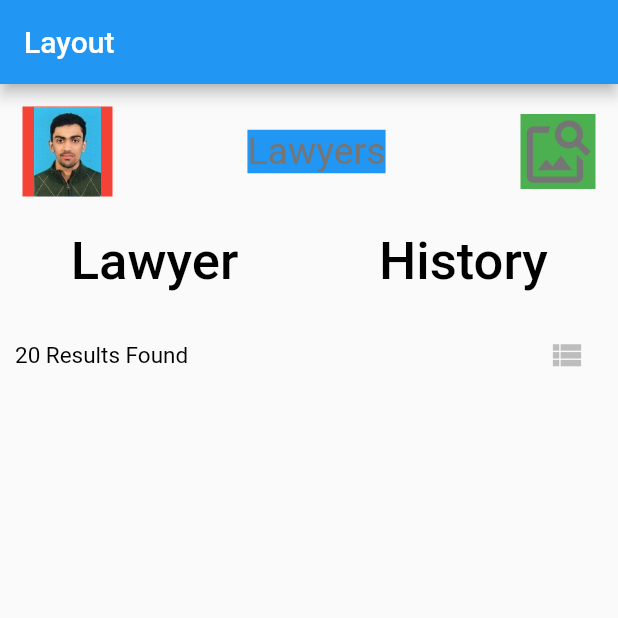
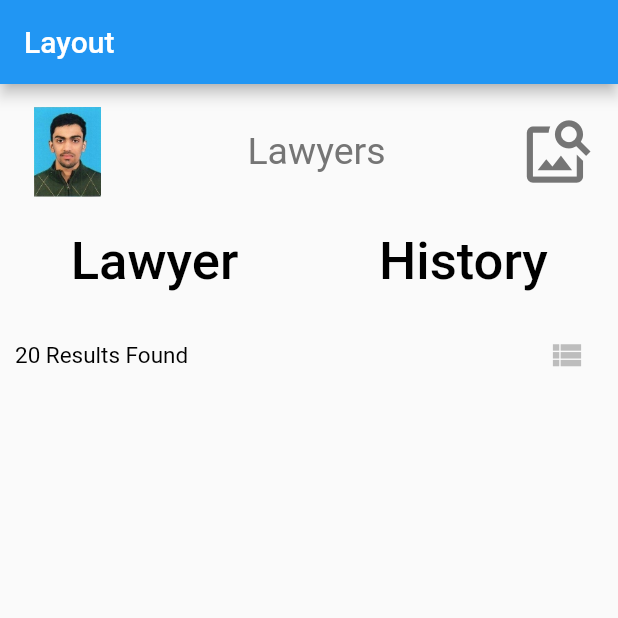
Before and after one commit to Boyka89cid/third_task_layout, a Flutter app: the screen it shows after launch, on a phone screen of 412 x 824 dp, the top half of it. Run offline on Flutter 3.47's test engine with Material 2 defaults, Android fonts, the phone set to English and light mode, and no system bars.

Commit message:
commit(29-06-2021)

```diff
--- a/lib/main.dart
+++ b/lib/main.dart
@@ -25,17 +25,17 @@ class Home extends StatelessWidget
               Container(
                 margin:EdgeInsets.all(15.0),
                 child: Image(image: AssetImage('images/my_photo.jpg'), width: 60.0, height: 60.0),
-                color: Colors.red
+                //color: Colors.red
               ),
               Container(
                 margin:EdgeInsets.all(15.0),
                 child: Text("Lawyers",style: TextStyle(fontSize: 25.0, color: Colors.grey[600])),
-                  color: Colors.blue
+                  //color: Colors.blue
               ),
               Container(
                   margin:EdgeInsets.all(15.0),
                 child: Icon(Icons.image_search_outlined, color: Colors.grey[600], size: 50.0),
-                  color: Colors.green
+                  //color: Colors.green
               )
             ],
           ),
@@ -68,5 +68,4 @@ class Home extends StatelessWidget
       ),
     );
   }
-
 }
```
